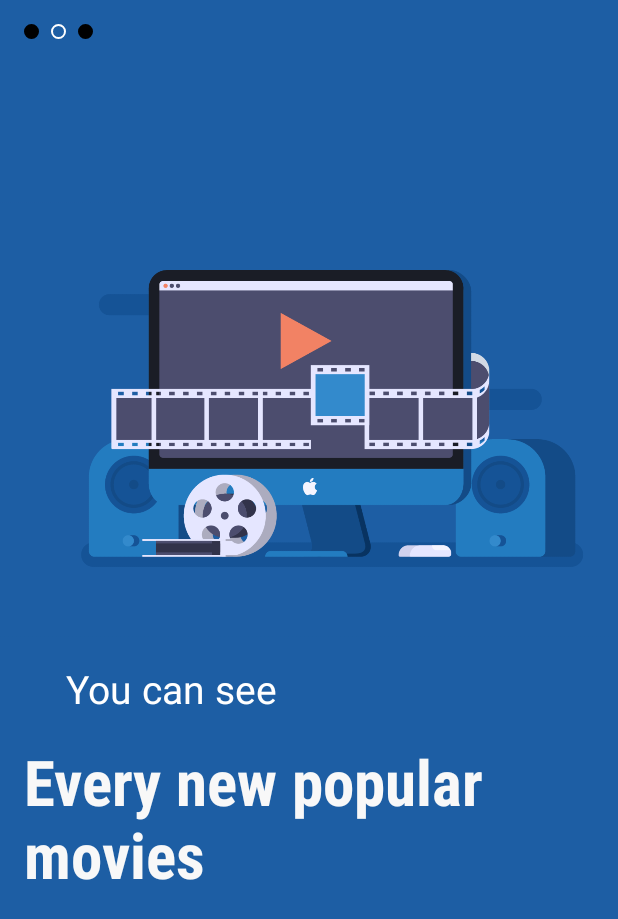
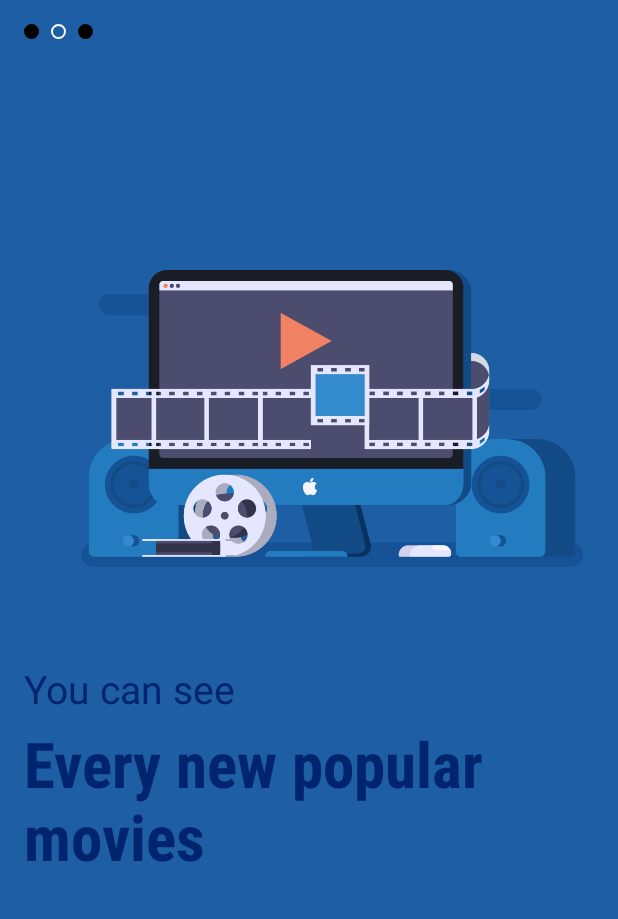
Before and after one commit to SebastienGt/Movies_EFREI, an Android app: the fragment FragmentB placed in its activity, on a phone screen of 412 x 824 dp. Shown: the top 919 px of the screen. Run offline under Robolectric (Android 15) with nearby library versions, the phone set to English and light mode, and no system bars; libraries missing offline, so code that uses them is left out: com.cuberto.liquid_swipe; plain views replace LiquidPager; 2 statements that could not run were skipped.

Commit message:
Modification de l'accueil

```diff
--- a/app/src/main/res/layout/fragment_b.xml
+++ b/app/src/main/res/layout/fragment_b.xml
@@ -64,12 +64,12 @@
         android:id="@+id/textView3"
         android:layout_width="wrap_content"
         android:layout_height="wrap_content"
-        android:layout_marginStart="44dp"
+        android:layout_marginStart="16dp"
         android:layout_marginTop="16dp"
         android:text="You can see"
-        android:textColor="#FFFFFF"
+        android:textColor="#00256E"
         android:textSize="26dp"
-        app:layout_constraintStart_toStartOf="@+id/imageView5"
+        app:layout_constraintStart_toStartOf="parent"
         app:layout_constraintTop_toBottomOf="@+id/imageView5" />
 
     <TextView
@@ -77,10 +77,10 @@
         android:layout_width="366dp"
         android:layout_height="97dp"
         android:layout_marginStart="16dp"
-        android:layout_marginTop="16dp"
+        android:layout_marginTop="4dp"
         android:fontFamily="sans-serif-condensed"
         android:text="Every new popular movies"
-        android:textColor="#F8F8F8"
+        android:textColor="#00256E"
         android:textSize="42dp"
         android:textStyle="bold"
         app:layout_constraintStart_toStartOf="parent"
```
Also changed, not shown: app/src/main/res/layout/fragment_c.xml (+10 -8 lines).
